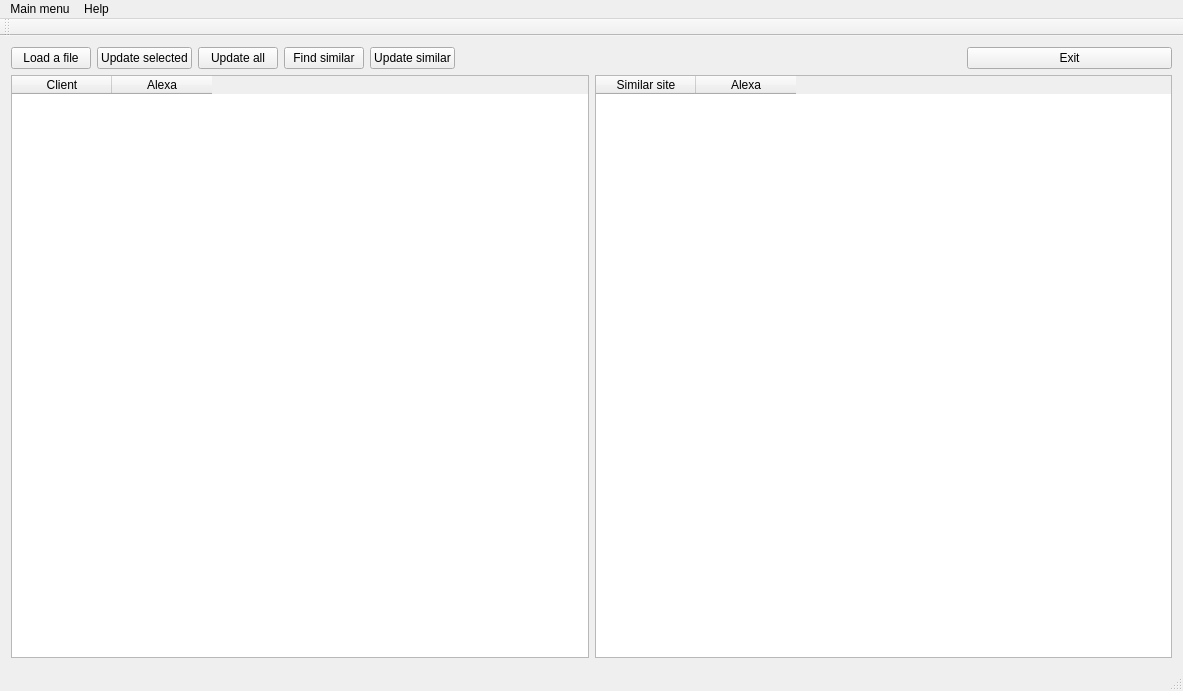
forGGe/fast-gys, file mainwindow.ui: the form before one commit.
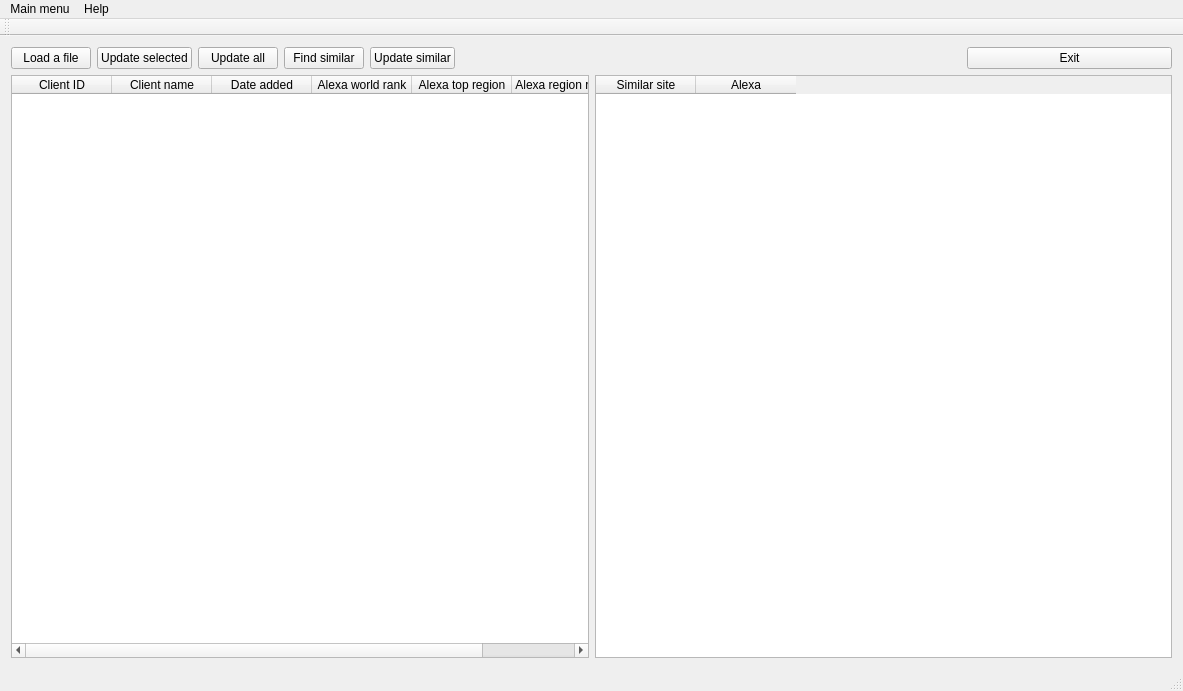
The form after the commit.

What changed in the file:
```diff
--- a/mainwindow.ui
+++ b/mainwindow.ui
@@ -36,12 +36,32 @@
        <widget class="QTableWidget" name="mainSitesTable">
         <column>
          <property name="text">
-          <string>Client</string>
+          <string>Client ID</string>
          </property>
         </column>
         <column>
          <property name="text">
-          <string>Alexa</string>
+          <string>Client name</string>
+         </property>
+        </column>
+        <column>
+         <property name="text">
+          <string>Date added</string>
+         </property>
+        </column>
+        <column>
+         <property name="text">
+          <string>Alexa world rank</string>
+         </property>
+        </column>
+        <column>
+         <property name="text">
+          <string>Alexa top region</string>
+         </property>
+        </column>
+        <column>
+         <property name="text">
+          <string>Alexa region rank</string>
          </property>
         </column>
        </widget>
```
